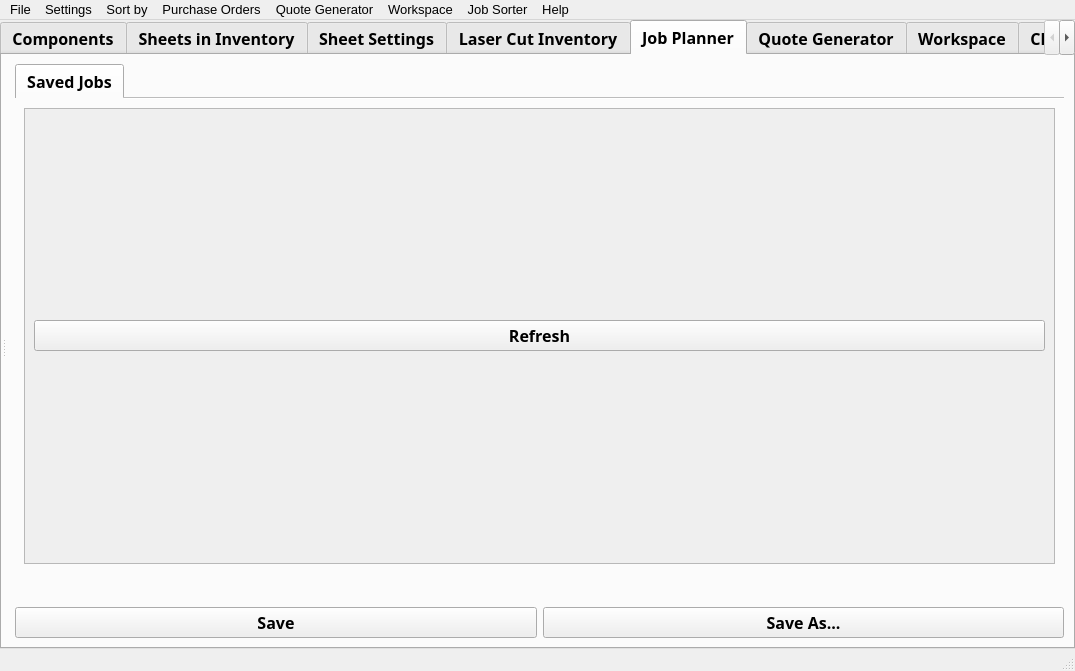
TheCodingJsoftware/Invigo, file ui/main_menu.ui: the form before one commit.
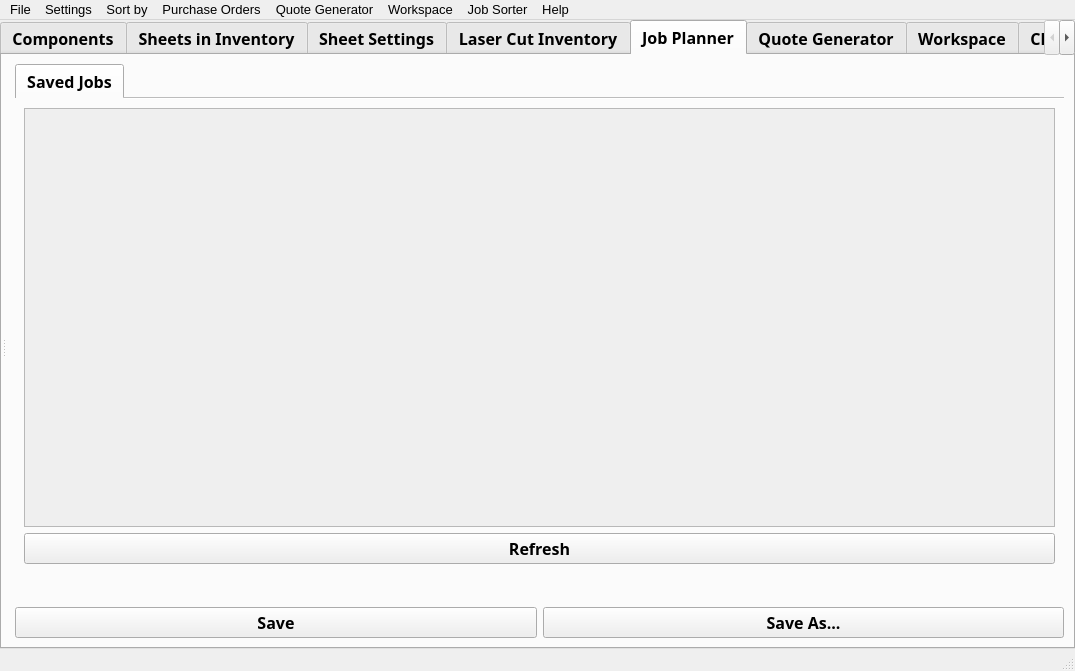
The form after the commit. The open tabs and pages were chosen to show the change. Icons and pictures are not drawn.

Diff of the .ui file:
```diff
--- a/ui/main_menu.ui
+++ b/ui/main_menu.ui
@@ -345,25 +345,37 @@
                       <rect>
                        <x>0</x>
                        <y>0</y>
-                       <width>496</width>
-                       <height>483</height>
+                       <width>1011</width>
+                       <height>454</height>
                       </rect>
                      </property>
                      <layout class="QVBoxLayout" name="verticalLayout_17">
+                      <property name="leftMargin">
+                       <number>0</number>
+                      </property>
+                      <property name="topMargin">
+                       <number>0</number>
+                      </property>
+                      <property name="rightMargin">
+                       <number>0</number>
+                      </property>
+                      <property name="bottomMargin">
+                       <number>0</number>
+                      </property>
                       <item>
                        <layout class="QVBoxLayout" name="saved_planning_jobs_layout"/>
                       </item>
-                      <item>
-                       <widget class="QPushButton" name="pushButton_refresh_jobs">
-                        <property name="text">
-                         <string>Refresh</string>
-                        </property>
-                       </widget>
-                      </item>
                      </layout>
                     </widget>
                    </widget>
                   </item>
+                  <item>
+                   <widget class="QPushButton" name="pushButton_refresh_jobs">
+                    <property name="text">
+                     <string>Refresh</string>
+                    </property>
+                   </widget>
+                  </item>
                  </layout>
                 </widget>
                </widget>
```
Left out of the diff: 10 changed lines with no effect on the pictures.
